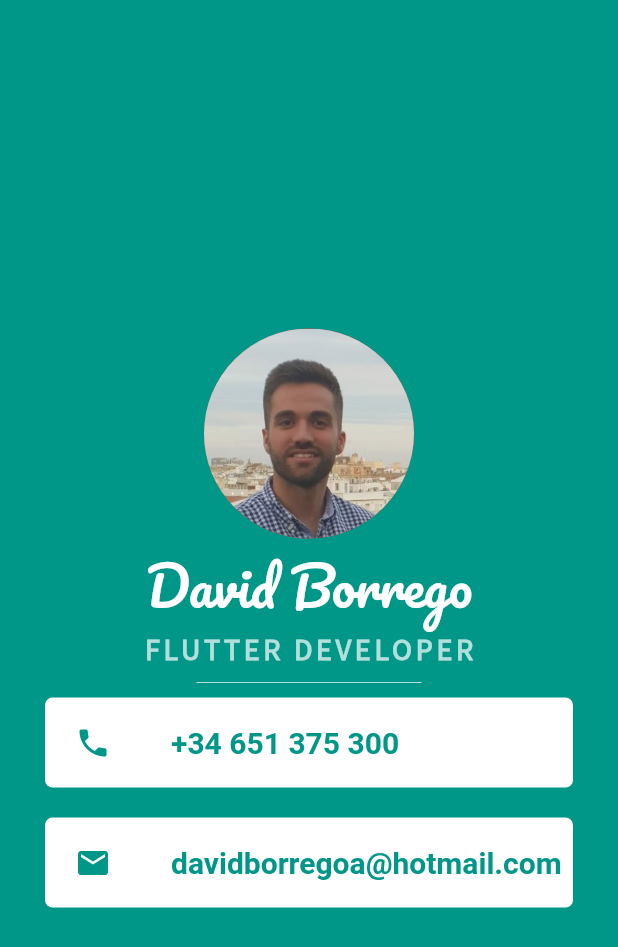
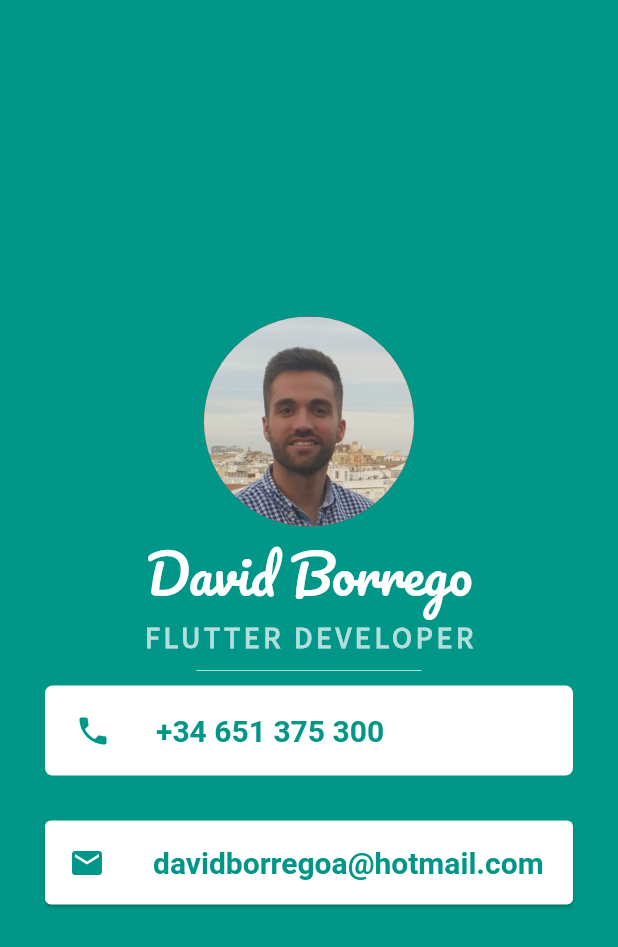
Before and after one commit to davidbor7/MiCard----Flutter-Bootcamp-Google, a Flutter app: the screen it shows after launch, on a phone screen of 412 x 824 dp. Shown: the top 947 px of the screen. Run offline on Flutter 3.47's test engine with Material 2 defaults, Android fonts, the phone set to English and light mode, and no system bars.

Commit message:
Update main.dart

```diff
--- a/lib/main.dart
+++ b/lib/main.dart
@@ -45,6 +45,7 @@ class MyApp extends StatelessWidget {
                 color: Colors.teal.shade100,
               ),
             ),
+            //1º FORMA DE CREAR UNA CARD
             Container(
               width: double.infinity,
               height: 60.0,
@@ -61,7 +62,7 @@ class MyApp extends StatelessWidget {
                     color: Colors.teal,
                   ),
                   SizedBox(
-                    width: 40.0,
+                    width: 30.0,
                   ),
                   Text(
                     '+34 651 375 300',
@@ -76,32 +77,21 @@ class MyApp extends StatelessWidget {
             SizedBox(
               height: 20.0,
             ),
-            Container(
-              width: double.infinity,
-              height: 60.0,
-              margin: EdgeInsets.symmetric(horizontal: 30.0),
-              decoration: BoxDecoration(
-                color: Colors.white,
-                borderRadius: BorderRadius.circular(5.0),
-              ),
-              padding: EdgeInsetsDirectional.only(start: 20.0),
-              child: Row(
-                children: <Widget>[
-                  Icon(
+            //2º FORMA DE CREAR UNA CARD
+            Card(
+              margin: EdgeInsets.symmetric(horizontal: 30.0, vertical: 10.0),
+              child: ListTile(
+                leading: Icon(
                     Icons.email,
                     color: Colors.teal,
                 ),
-                  SizedBox(
-                    width: 40.0,
-                  ),
-                  Text(
+              title: Text(
                 'davidborregoa@hotmail.com',
                 style: TextStyle(
                 color: Colors.teal,
                 fontSize: 20.0,
                 fontWeight: FontWeight.bold),
-                  )
-                ],
+              ),
               ),
             ),
           ],
```
Lines whose indentation alone changed are shown as unchanged.
